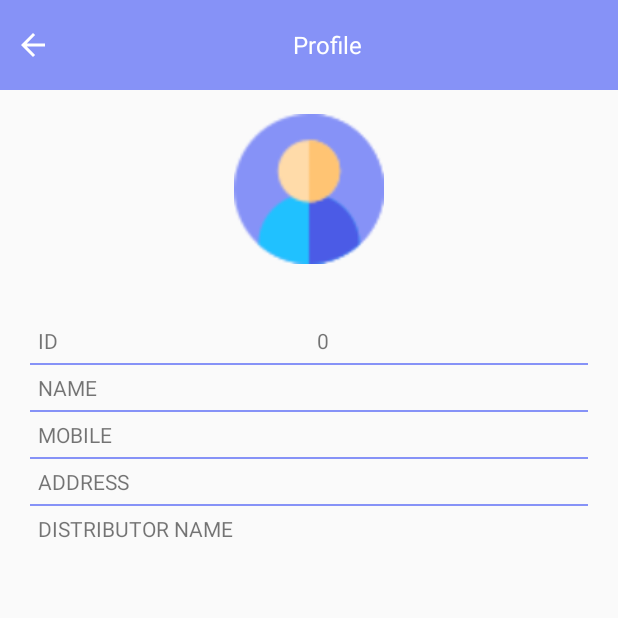
After one commit to LatifulBariPappu/Selling-App, an Android app: the RetailerProfileActivity screen opened directly, with no data from a screen before it, on a phone screen of 412 x 824 dp, the top half of it. The commit adds this screen. Run offline under Robolectric (Android 15) with nearby library versions, the phone set to English and light mode, and no system bars.

Commit message:
retailer profile

```diff
--- a/app/src/main/java/com/example/testapi/activities/LoginActivity.java
+++ b/app/src/main/java/com/example/testapi/activities/LoginActivity.java
@@ -162,6 +162,8 @@ public class LoginActivity extends AppCompatActivity {
                             editor.putString("retailerMobile",retailerMobile);
                             String retailerAddress = response.body().getRetailObject().getAddress();
                             editor.putString("retailerAddress",retailerAddress);
+                            String distributorName= response.body().getRetailObject().getDistributor_name();
+                            editor.putString("retailDistributorName",distributorName);
                             editor.apply();
                             Toast.makeText(getApplicationContext(),"Welcome "+retailerName,Toast.LENGTH_SHORT).show();
                             startActivity(new Intent(LoginActivity.this,RetailerHomeActivity.class));
--- a/app/src/main/java/com/example/testapi/activities/RetailerHomeActivity.java
+++ b/app/src/main/java/com/example/testapi/activities/RetailerHomeActivity.java
@@ -58,6 +58,12 @@ public class RetailerHomeActivity extends AppCompatActivity {
                 startActivity(new Intent(getApplicationContext(), NewSaleActivity.class));
             }
         });
+        findViewById(R.id.navProfile).setOnClickListener(new View.OnClickListener() {
+            @Override
+            public void onClick(View v) {
+                startActivity(new Intent(getApplicationContext(),RetailerProfileActivity.class));
+            }
+        });
         findViewById(R.id.navDeviceList).setOnClickListener(new View.OnClickListener() {
             @Override
             public void onClick(View v) {
@@ -69,6 +75,12 @@ public class RetailerHomeActivity extends AppCompatActivity {
             @Override
             public void onClick(View v) {
                 startActivity(new Intent(getApplicationContext(), NewSaleActivity.class));
+            }
+        });
+        binding.profileCardView.setOnClickListener(new View.OnClickListener() {
+            @Override
+            public void onClick(View v) {
+                startActivity(new Intent(getApplicationContext(), RetailerProfileActivity.class));
             }
         });
         binding.deviceListCardView.setOnClickListener(new View.OnClickListener() {
--- /dev/null
+++ b/app/src/main/java/com/example/testapi/activities/RetailerProfileActivity.java
@@ -0,0 +1,38 @@
+package com.example.testapi.activities;
+
+import android.content.SharedPreferences;
+import android.os.Bundle;
+import android.view.View;
+import androidx.appcompat.app.AppCompatActivity;
+import com.example.testapi.databinding.ActivityRetailerProfileBinding;
+
+public class RetailerProfileActivity extends AppCompatActivity {
+    ActivityRetailerProfileBinding binding;
+    @Override
+    protected void onCreate(Bundle savedInstanceState) {
+        super.onCreate(savedInstanceState);
+        binding = ActivityRetailerProfileBinding.inflate(getLayoutInflater());
+        setContentView(binding.getRoot());
+
+        binding.backProfile.setOnClickListener(new View.OnClickListener() {
+            @Override
+            public void onClick(View v) {
+                finish();
+            }
+        });
+
+        SharedPreferences sp = getSharedPreferences("saved_login",MODE_PRIVATE);
+        int retailerId = sp.getInt("retailerId",0);
+        String retailerName =sp.getString("retailerName","");
+        String retailerMobile =sp.getString("retailerMobile","");
+        String retailerAddress =sp.getString("retailerAddress","");
+        String retailDistributorName =sp.getString("retailDistributorName","");
+
+
+        binding.retailerIdTv.setText(String.valueOf(retailerId));
+        binding.retailerNameTv.setText(retailerName);
+        binding.retailerMobileTv.setText(retailerMobile);
+        binding.retailerAddressTv.setText(retailerAddress);
+        binding.retailerDistributorNameTv.setText(retailDistributorName);
+    }
+}
--- a/app/src/main/java/com/example/testapi/activities/SaleCustomerInfoActivity.java
+++ b/app/src/main/java/com/example/testapi/activities/SaleCustomerInfoActivity.java
@@ -198,10 +198,8 @@ public class SaleCustomerInfoActivity extends AppCompatActivity {
                 String downPaymentDate = binding.selectDate.getText().toString();
                 editor.putString("downPaymentDate",downPaymentDate);
 
-//                String imei1 = sp3.getString("imei","");
-//                String barcode = sp3.getString("imei","");
-                String imei1=  "787878787878787";
-                String barcode="787878787878787";
+                String imei1 = sp3.getString("imei","");
+                String barcode = sp3.getString("imei","");
                 String brand = binding.brandEdt.getText().toString();
                 editor.putString("brand",brand);
                 String model = binding.modelEdt.getText().toString();
--- /dev/null
+++ b/app/src/main/res/layout/activity_retailer_profile.xml
@@ -0,0 +1,178 @@
+<?xml version="1.0" encoding="utf-8"?>
+<LinearLayout xmlns:android="http://schemas.android.com/apk/res/android"
+    xmlns:app="http://schemas.android.com/apk/res-auto"
+    xmlns:tools="http://schemas.android.com/tools"
+    android:id="@+id/main"
+    android:layout_width="match_parent"
+    android:layout_height="match_parent"
+    android:orientation="vertical"
+    tools:context=".activities.RetailerProfileActivity">
+    <LinearLayout
+        android:orientation="horizontal"
+        android:layout_width="match_parent"
+        android:layout_height="60dp"
+        android:padding="10dp"
+        android:id="@+id/appbarLayout"
+        android:background="@color/my_primary"
+        android:gravity="center_vertical">
+        <ImageView
+            android:layout_width="24dp"
+            android:layout_height="24dp"
+            android:id="@+id/backProfile"
+            android:src="@drawable/ic_back"/>
+        <TextView
+            android:layout_width="0dp"
+            android:layout_height="wrap_content"
+            android:layout_weight="1"
+            android:text="Profile"
+            android:textSize="16sp"
+            android:gravity="center"
+            android:textColor="@color/white"/>
+    </LinearLayout>
+
+        <ImageView
+            android:id="@+id/imgProfilePicture"
+            android:layout_width="100dp"
+            android:layout_height="100dp"
+            android:layout_gravity="center_horizontal"
+            android:layout_margin="16dp"
+            android:background="@drawable/profile"
+            android:scaleType="centerCrop"
+            android:contentDescription="Retailer Profile Picture" />
+    <LinearLayout
+        android:layout_width="match_parent"
+        android:layout_height="wrap_content"
+        android:padding="20dp"
+        android:orientation="vertical">
+        <LinearLayout
+            android:layout_width="match_parent"
+            android:layout_height="wrap_content"
+            android:orientation="horizontal">
+            <TextView
+                android:layout_width="match_parent"
+                android:layout_height="wrap_content"
+                android:padding="5dp"
+                android:text="ID"
+                android:layout_weight="1"
+                android:textSize="14sp" />
+            <TextView
+                android:id="@+id/retailerId_tv"
+                android:layout_width="match_parent"
+                android:layout_height="wrap_content"
+                android:padding="5dp"
+                android:text=""
+                android:layout_weight="1"
+                android:textSize="14sp" />
+
+        </LinearLayout>
+        <View
+            android:layout_width="match_parent"
+            android:layout_height="1dp"
+            android:background="@color/my_primary"/>
+
+
+        <LinearLayout
+            android:layout_width="match_parent"
+            android:layout_height="wrap_content"
+            android:orientation="horizontal"
+            >
+            <TextView
+                android:layout_width="match_parent"
+                android:layout_height="wrap_content"
+                android:padding="5dp"
+                android:text="NAME"
+                android:layout_weight="1"
+                android:textSize="14sp" />
+            <TextView
+                android:id="@+id/retailerNameTv"
+                android:layout_width="match_parent"
+                android:layout_height="wrap_content"
+                android:padding="5dp"
+                android:text=""
+                android:layout_weight="1"
+                android:textSize="14sp" />
+
+        </LinearLayout>
+        <View
+            android:layout_width="match_parent"
+            android:layout_height="1dp"
+            android:background="@color/my_primary"/>
+
+        <LinearLayout
+            android:layout_width="match_parent"
+            android:layout_height="wrap_content"
+            android:orientation="horizontal"
+            >
+            <TextView
+                android:layout_width="match_parent"
+                android:layout_height="wrap_content"
+                android:padding="5dp"
+                android:text="MOBILE"
+                android:layout_weight="1"
+                android:textSize="14sp"/>
+            <TextView
+                android:id="@+id/retailerMobileTv"
+                android:layout_width="match_parent"
+                android:layout_height="wrap_content"
+                android:padding="5dp"
+                android:text=""
+                android:layout_weight="1"
+                android:textSize="14sp"/>
+
+        </LinearLayout>
+        <View
+            android:layout_width="match_parent"
+            android:layout_height="1dp"
+            android:background="@color/my_primary"/>
+
+        <LinearLayout
+            android:layout_width="match_parent"
+            android:layout_height="wrap_content"
+            android:orientation="horizontal"
+            >
+            <TextView
+                android:layout_width="match_parent"
+                android:layout_height="wrap_content"
+                android:padding="5dp"
+                android:text="ADDRESS"
+                android:layout_weight="1"
+                android:textSize="14sp" />
+            <TextView
+                android:id="@+id/retailerAddressTv"
+                android:layout_width="match_parent"
+                android:layout_height="wrap_content"
+                android:padding="5dp"
+                android:text=""
+                android:layout_weight="1"
+                android:textSize="14sp" />
+
+        </LinearLayout>
+        <View
+            android:layout_width="match_parent"
+            android:layout_height="1dp"
+            android:background="@color/my_primary"/>
+
+        <LinearLayout
+            android:layout_width="match_parent"
+            android:layout_height="wrap_content"
+            android:orientation="horizontal">
+            <TextView
+                android:layout_width="match_parent"
+                android:layout_height="wrap_content"
+                android:padding="5dp"
+                android:text="DISTRIBUTOR NAME"
+                android:layout_weight="1"
+                android:textSize="14sp" />
+            <TextView
+                android:id="@+id/retailerDistributorNameTv"
+                android:layout_width="match_parent"
+                android:layout_height="wrap_content"
+                android:padding="5dp"
+                android:text=""
+                android:layout_weight="1"
+                android:textSize="14sp" />
+        </LinearLayout>
+    </LinearLayout>
+
+
+</LinearLayout>
--- a/app/src/main/res/layout/nav_drawer.xml
+++ b/app/src/main/res/layout/nav_drawer.xml
@@ -88,6 +88,24 @@
             android:textSize="14sp"
             android:textStyle="bold"/>
     </LinearLayout>
+    <LinearLayout
+        android:layout_width="match_parent"
+        android:layout_height="wrap_content"
+        android:id="@+id/navProfile"
+        android:orientation="horizontal"
+        android:padding="10dp">
+        <ImageView
+            android:layout_width="24dp"
+            android:layout_height="24dp"
+            android:src="@drawable/profile"/>
+        <TextView
+            android:layout_width="match_parent"
+            android:layout_height="wrap_content"
+            android:text="Profile"
+            android:layout_marginStart="10dp"
+            android:textSize="14sp"
+            android:textStyle="bold"/>
+    </LinearLayout>
     <View
         android:layout_width="match_parent"
         android:layout_height="1dp"
```
Also changed, not shown: app/src/main/AndroidManifest.xml (+8 -7 lines).
